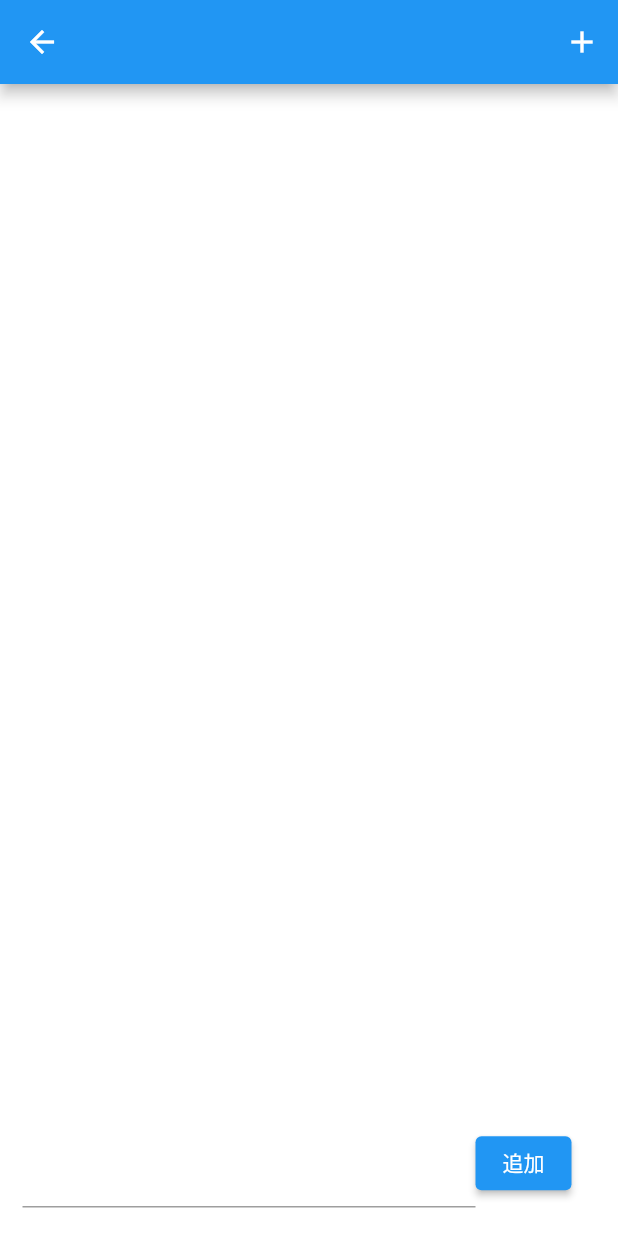
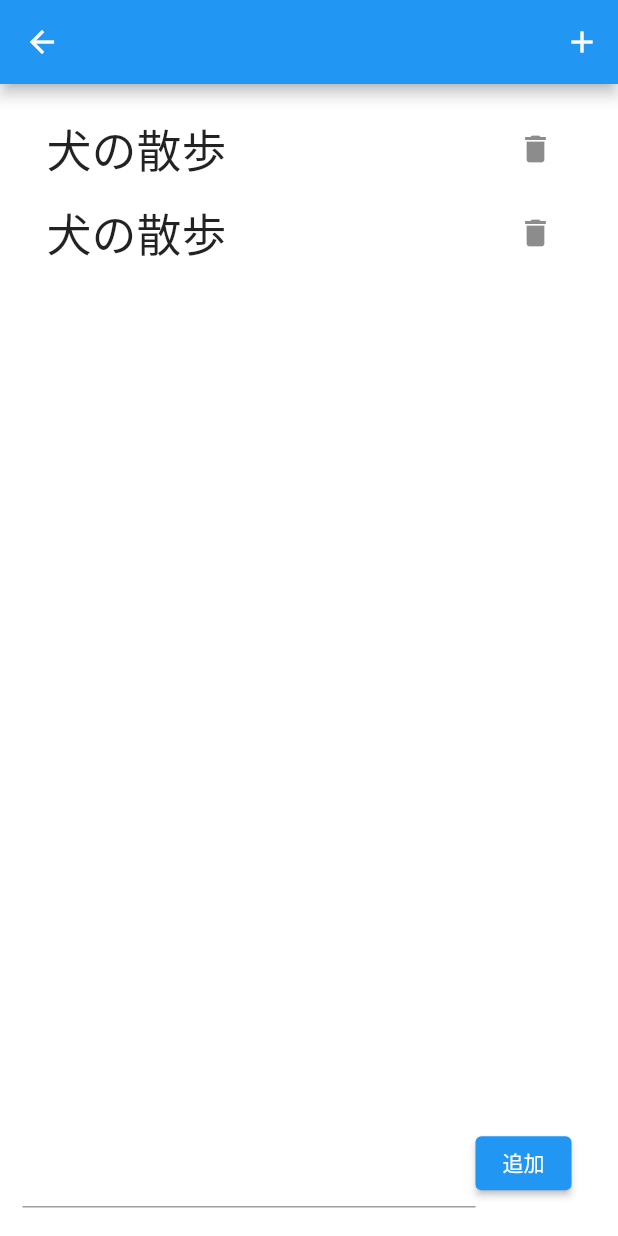
Before and after one commit to iseruuuuu/roulette_app, a Flutter app: the screen it shows after launch, after a tap on "データをセット", on a phone screen of 412 x 824 dp. Run offline on Flutter 3.47's test engine with Material 2 defaults, Android fonts, the light colour scheme and no system bars; our stand-ins replace audioplayers, flutter_fortune_wheel, get.

Commit message:
add: 追加リストの大枠を作成

```diff
--- /dev/null
+++ b/lib/component/roulette_list.dart
@@ -0,0 +1,28 @@
+import 'package:flutter/material.dart';
+import '../model/todo.dart';
+
+class RouletteList extends StatelessWidget {
+  final Todo todo;
+  final Function() onTap;
+
+  const RouletteList({
+    Key? key,
+    required this.todo,
+    required this.onTap,
+  }) : super(key: key);
+
+  @override
+  Widget build(BuildContext context) {
+    return ListTile(
+      title: Text(
+        todo.description,
+        style: const TextStyle(fontSize: 30),
+      ),
+      trailing: IconButton(
+        //TODO 削除する
+        onPressed: onTap,
+        icon: const Icon(Icons.delete),
+      ),
+    );
+  }
+}
--- a/lib/main.dart
+++ b/lib/main.dart
@@ -13,6 +13,10 @@ class App extends StatelessWidget {
   Widget build(BuildContext context) {
     return const GetMaterialApp(
       debugShowCheckedModeBanner: false,
+      // TODO:SharedPreferencesの保存データを読み込んでここに設定
+      themeMode: ThemeMode.system,
+      // TODO:SharedPreferencesの保存データを読み込んでここに設定
+      locale: null,
       home: HomeScreen(),
     );
   }
--- /dev/null
+++ b/lib/model/todo.dart
@@ -0,0 +1,26 @@
+import 'package:flutter/cupertino.dart';
+
+@immutable
+class Todo {
+  final String id;
+  final String description;
+
+  // 説明【1】
+  Todo({required this.description})
+      : id = DateTime.now().millisecondsSinceEpoch.toString();
+
+  // 説明【2】
+  const Todo.withId({required this.id, required this.description});
+
+  // サンプルタスク
+  static const initialTodos = [
+    Todo.withId(
+      id: '0',
+      description: '犬の散歩',
+    ),
+    Todo.withId(
+      id: '1',
+      description: '犬の散歩',
+    ),
+  ];
+}
--- a/lib/screen/add_screen/add_screen.dart
+++ b/lib/screen/add_screen/add_screen.dart
@@ -60,7 +60,9 @@ class AddScreen extends StatelessWidget {
                       ),
                     ),
                     ElevatedButton(
-                      onPressed: () {},
+                      onPressed: () {
+                        controller.addTodo('ああ');
+                      },
                       child: Text('追加'),
                     ),
                   ],
```
